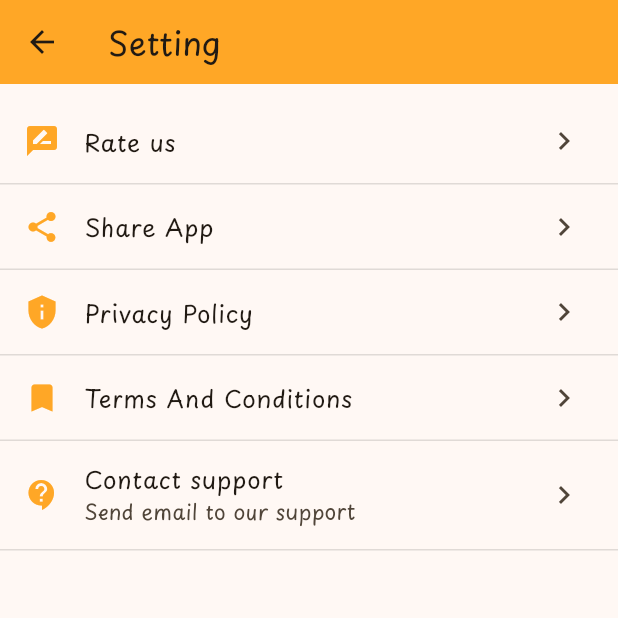
After one commit to TranDangKhoaID/the_cat_pedia, a Flutter app: the SettingScreen screen opened directly, on a phone screen of 412 x 824 dp, the top half of it. The commit adds this screen. Run offline on Flutter 3.47's test engine with Material 2 defaults, Android fonts, the light colour scheme and no system bars; our stand-ins replace flutter_easyloading, flutter_rating_bar, gap, get, share_plus, shimmer; missing offline and left inert: flutter_file_downloader, insta_image_viewer; network calls fail; project files that could hold a hidden picture were left out.

Commit message:
add setting and update

```diff
--- a/lib/app.dart
+++ b/lib/app.dart
@@ -17,9 +17,9 @@ class _AppState extends State<App> {
     return GetMaterialApp(
       debugShowCheckedModeBanner: false,
       theme: ThemeData(
-        colorScheme: ColorScheme.fromSeed(seedColor: AppColors.primary),
-        useMaterial3: true,
-      ),
+          colorScheme: ColorScheme.fromSeed(seedColor: AppColors.primary),
+          useMaterial3: true,
+          fontFamily: 'PlaypenSans'),
       builder: EasyLoading.init(),
       home: HomeScreen(),
     );
--- /dev/null
+++ b/lib/constants/constants.dart
@@ -0,0 +1,8 @@
+class Constants {
+  Constants._();
+  static const String email = 'thecatpedia@gmail.com';
+  static const String privacyPolicy =
+      'https://www.app-privacy-policy.com/live.php?token=oaNXKTAp3Z2tCxus6uUtDBU7ctITqdx5';
+  static const String termsAndConditions =
+      'https://www.app-privacy-policy.com/live.php?token=0aFSoNPxRqfls3z6PTkUBSFVSm0yNLI8';
+}
--- a/lib/controllers/breed_controller.dart
+++ b/lib/controllers/breed_controller.dart
@@ -34,9 +34,8 @@ class BreedController extends GetxController {
         isLoading.value = false;
         //BreedModel model = BreedModel.fromJson(responseBody);
         for (var item in responseBody) {
-          await getImageByBreedID(breedID: item["id"]);
           BreedModel model = BreedModel.fromJson(item);
-
+          await getImageByBreedID(breedID: model.id.toString(), breed: model);
           breeds.add(model);
         }
       } else {
@@ -67,6 +66,7 @@ class BreedController extends GetxController {
 
   Future<dynamic> getImageByBreedID({
     required String breedID,
+    required BreedModel breed,
   }) async {
     try {
       final response = await http.get(
@@ -76,7 +76,7 @@ class BreedController extends GetxController {
       if (response.statusCode == 200) {
         for (var item in responseBody) {
           String url = item["url"];
-          urlImages.add(url);
+          breed.url = url;
         }
       } else {
         print('>>>error get image by breed id: something_went_wrong');
--- a/lib/controllers/detail_breed_controller.dart
+++ b/lib/controllers/detail_breed_controller.dart
@@ -44,4 +44,19 @@ class DetailBreedController extends GetxController {
       EasyLoading.showError('Không thể mở ứng dụng $uri');
     }
   }
+
+  Future<dynamic> launchEmail(String email) async {
+    final Uri emailLaunchUri = Uri(
+      scheme: 'mailto',
+      path: email,
+      queryParameters: {
+        'subject': 'Support',
+        'body': 'Content',
+      },
+    );
+
+    if (!await launchUrl(emailLaunchUri)) {
+      EasyLoading.showError('Không thể mở ứng dụng email $emailLaunchUri');
+    }
+  }
 }
--- a/lib/models/breed_model.dart
+++ b/lib/models/breed_model.dart
@@ -39,6 +39,7 @@ class BreedModel {
   double? suppressed_tail;
   double? short_legs;
   double? hypoallergenic;
+  String? url;
 
   BreedModel({
     this.weight,
--- a/lib/pages/image_screen.dart
+++ b/lib/pages/image_screen.dart
@@ -39,7 +39,7 @@ class ImageScreen extends StatelessWidget {
               builder: (context) {
                 return Container(
                   alignment: Alignment.center,
-                  child: CircularProgressIndicator(),
+                  child: const CircularProgressIndicator(),
                 );
               },
             );
--- /dev/null
+++ b/lib/pages/setting_screen.dart
@@ -0,0 +1,113 @@
+import 'package:flutter/material.dart';
+import 'package:the_cat_pedia/constants/constants.dart';
+import 'package:the_cat_pedia/controllers/detail_breed_controller.dart';
+import 'package:the_cat_pedia/manager/color_manager.dart';
+
+class SettingScreen extends StatelessWidget {
+  const SettingScreen({super.key});
+
+  @override
+  Widget build(BuildContext context) {
+    return Scaffold(
+      appBar: AppBar(
+        title: const Text(
+          'Setting',
+          semanticsLabel: 'Setting Page Title',
+        ),
+        elevation: 0,
+        backgroundColor: AppColors.primary,
+      ),
+      body: Column(
+        mainAxisAlignment: MainAxisAlignment.start,
+        children: [
+          const SizedBox(height: 10),
+          ListTile(
+            leading: Icon(
+              Icons.rate_review,
+              color: AppColors.primary,
+            ),
+            onTap: () {},
+            title: const Text(
+              "Rate us",
+            ),
+            trailing: const Icon(Icons.keyboard_arrow_right),
+          ),
+          const Divider(
+            height: 1,
+            color: Colors.black12,
+          ),
+          ListTile(
+            leading: Icon(
+              Icons.share,
+              color: AppColors.primary,
+            ),
+            onTap: () {},
+            title: const Text(
+              "Share App",
+            ),
+            trailing: const Icon(Icons.keyboard_arrow_right),
+          ),
+          const Divider(
+            height: 1,
+            color: Colors.black12,
+          ),
+          ListTile(
+            leading: Icon(
+              Icons.privacy_tip,
+              color: AppColors.primary,
+            ),
+            onTap: () {
+              DetailBreedController.instance.launchUrlWWeb(
+                Constants.privacyPolicy,
+              );
+            },
+            title: const Text(
+              "Privacy Policy",
+            ),
+            trailing: const Icon(Icons.keyboard_arrow_right),
+          ),
+          const Divider(
+            height: 1,
+            color: Colors.black12,
+          ),
+          ListTile(
+            leading: Icon(
+              Icons.bookmark,
+              color: AppColors.primary,
+            ),
+            onTap: () {
+              DetailBreedController.instance
+                  .launchUrlWWeb(Constants.termsAndConditions);
+            },
+            title: const Text(
+              "Terms And Conditions",
+            ),
+            trailing: const Icon(Icons.keyboard_arrow_right),
+          ),
+          const Divider(
+            height: 1,
+            color: Colors.black12,
+          ),
+          ListTile(
+            leading: Icon(
+              Icons.contact_support,
+              color: AppColors.primary,
+            ),
+            onTap: () {
+              DetailBreedController.instance.launchEmail(Constants.email);
+            },
+            title: const Text(
+              "Contact support",
+            ),
+            subtitle: const Text('Send email to our support'),
+            trailing: const Icon(Icons.keyboard_arrow_right),
+          ),
+          const Divider(
+            height: 1,
+            color: Colors.black12,
+          ),
+        ],
+      ),
+    );
+  }
+}
--- a/lib/widgets/parameter_widget.dart
+++ b/lib/widgets/parameter_widget.dart
@@ -70,8 +70,8 @@ class Parameter01Widget extends StatelessWidget {
               child: Text(
                 title,
                 style: TextStyle(
-                  //fontSize: 18,
                   fontWeight: FontWeight.bold,
+                  fontFamily: 'Roboto',
                 ),
               ),
             ),
```
Also changed, not shown: lib/pages/cat_screen.dart (+22 -21 lines), lib/pages/home_screen.dart (+13 -18 lines), lib/widgets/breed_box.dart (+10 -3 lines), lib/models/breed_model.g.dart.
